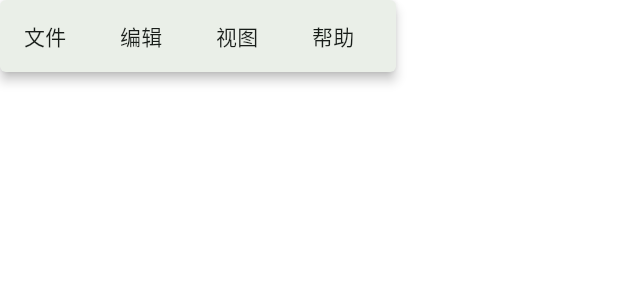
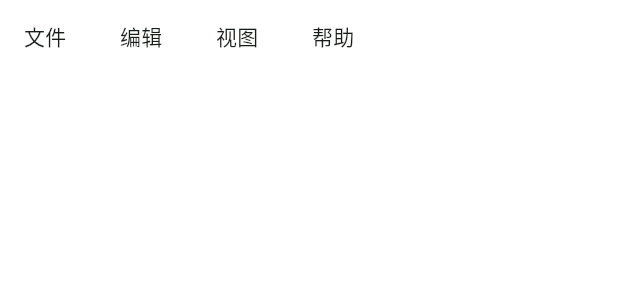
Before and after one commit to coopobot/sui, a Flutter app: the AppMenuBar widget shown alone on an empty page, opened directly with empty values, on a phone screen of 412 x 824 dp. Shown: the top 300 px of the screen. Run offline on Flutter 3.47's test engine with Material 3 defaults, Android fonts, the phone set to English and light mode, and no system bars; our stand-ins replace drift, file_picker, flutter_markdown; missing offline and left inert: markdown; accounts and stored records are empty; generated files the repository leaves out were written again.

Commit message:
fix: 桌面端顶栏去掉重复标题、菜单栏改透明叠加（B16 / v0.8.1）

```diff
--- a/clients/flutter_app/lib/src/ui/app_menu_bar.dart
+++ b/clients/flutter_app/lib/src/ui/app_menu_bar.dart
@@ -23,6 +23,15 @@ class AppMenuBar extends StatelessWidget {
   @override
   Widget build(BuildContext context) {
     return MenuBar(
+      // 透明叠加：清除 `MenuBar` 默认的 surfaceContainer 底色、投影、圆角与高度，
+      // 使菜单栏与 AppBar 底色（colorScheme.surface）一致，顶栏不出现分层色块（AC-117）。
+      style: const MenuStyle(
+        backgroundColor: WidgetStatePropertyAll<Color?>(Colors.transparent),
+        shadowColor: WidgetStatePropertyAll<Color?>(Colors.transparent),
+        surfaceTintColor: WidgetStatePropertyAll<Color?>(Colors.transparent),
+        elevation: WidgetStatePropertyAll<double?>(0),
+        shape: WidgetStatePropertyAll<OutlinedBorder>(RoundedRectangleBorder()),
+      ),
       children: <Widget>[
         _submenu(
           context,
--- a/clients/flutter_app/lib/src/ui/note_shell.dart
+++ b/clients/flutter_app/lib/src/ui/note_shell.dart
@@ -57,7 +57,8 @@ class _WideLayout extends StatelessWidget {
   Widget build(BuildContext context) {
     return Scaffold(
       appBar: AppBar(
-        // 标题区顺序固定：菜单栏 → 折叠切换 → 标题（BR-41.5 / AC-117）。
+        // 桌面外壳：菜单栏 → 折叠切换（BR-41.5 / AC-117）。
+        // 桌面端不再重复呈现应用标题文本（标题由操作系统窗口标题承载）。
         titleSpacing: showDesktopChrome ? 8 : null,
         title: showDesktopChrome
             ? Row(
@@ -65,8 +66,6 @@ class _WideLayout extends StatelessWidget {
                   AppMenuBar(controller: controller),
                   const SizedBox(width: 4),
                   PanelToggles(controller: controller),
-                  const SizedBox(width: 8),
-                  const Text('随手记 Sui'),
                 ],
               )
             : const Text('随手记 Sui'),
```
Also changed, not shown: 2 other files.
